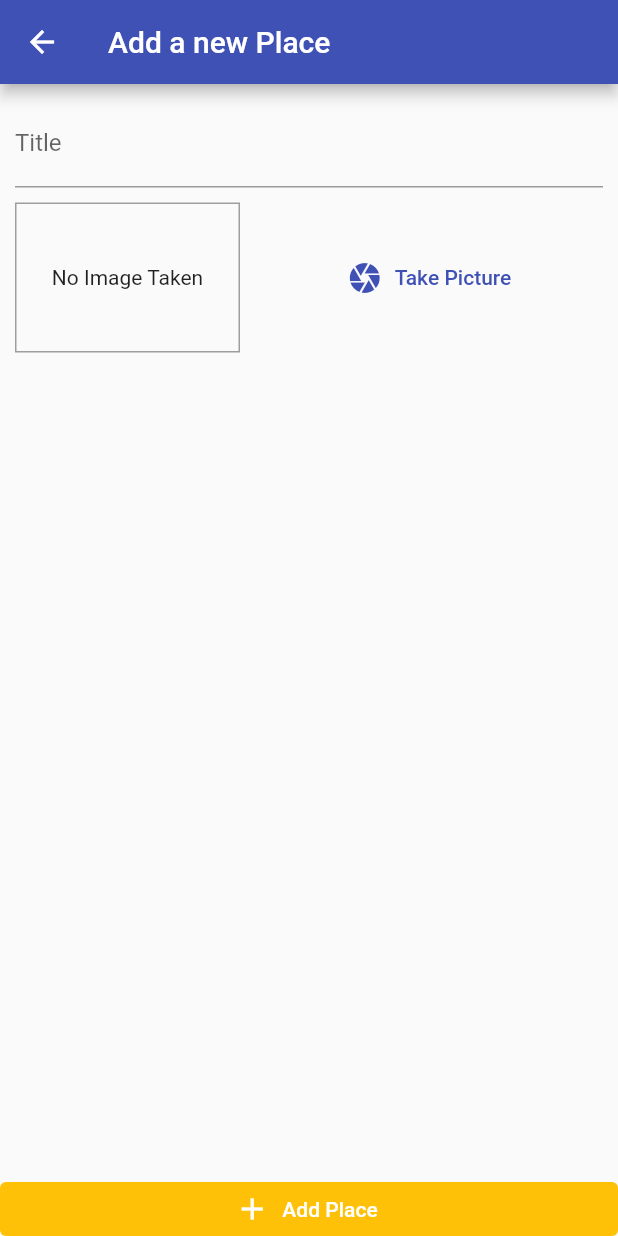
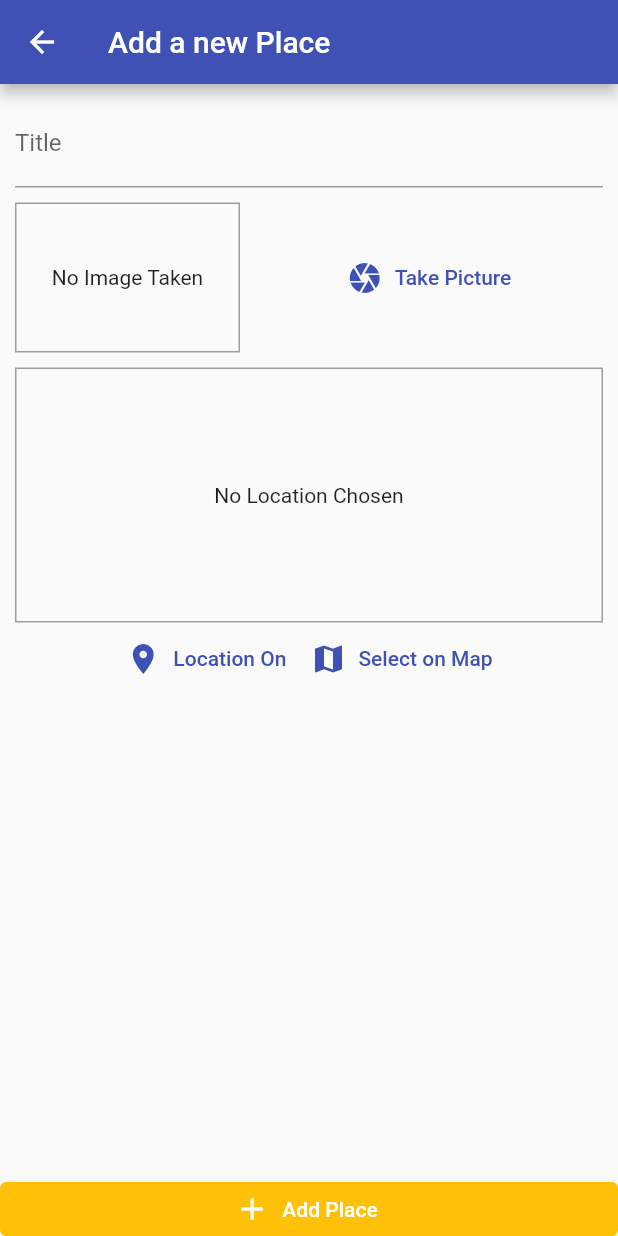
Before and after one commit to J-A-Christopher/Geo_Location-_app, a Flutter app: the screen it shows after launch, after a tap on the "add" icon, on a phone screen of 412 x 824 dp. Run offline on Flutter 3.47's test engine with Material 2 defaults, Android fonts, the phone set to English and light mode, and no system bars; our stand-ins replace flutter_dotenv, google_maps_flutter, image_picker, location, sqflite; accounts and stored records are empty.

Commit message:
Final Ammendments

```diff
--- /dev/null
+++ b/lib/helpers/db_helpers.dart
@@ -0,0 +1,25 @@
+import 'package:sqflite/sqflite.dart' as sql;
+import 'package:path/path.dart' as path;
+import 'package:sqflite/sqflite.dart';
+
+class DBHelper {
+  static Future<Database> database() async {
+    final dbPath = await sql.getDatabasesPath();
+    return sql.openDatabase(path.join(dbPath, 'places.db'),
+        onCreate: (db, version) => db.execute(
+            'CREATE TABLE user_places(id TEXT PRIMARY KEY, title TEXT, image TEXT, loc_lat REAL, loc_lng REAL, address TEXT)'),
+        version: 1);
+  }
+
+  static Future<void> insert(String table, Map<String, dynamic> data) async {
+    final db = await DBHelper.database();
+    db.insert(table, data, conflictAlgorithm: ConflictAlgorithm.replace);
+  }
+
+  static Future<List<Map<String, dynamic>>> getData(
+    String table,
+  ) async {
+    final db = await DBHelper.database();
+    return db.query(table);
+  }
+}
--- /dev/null
+++ b/lib/helpers/location_helper.dart
@@ -0,0 +1,21 @@
+import 'dart:convert';
+import 'package:http/http.dart' as http;
+import 'package:flutter_dotenv/flutter_dotenv.dart';
+
+var GOOGLE_API_KEY = dotenv.env['API_KEY'];
+
+//'AIzaSyDbHmVUaKmJ9x-CKFmW1twDJknGJ1IKG0I';
+
+class LocationHelper {
+  static String generateLocationPreviewImage(
+      {required double latitude, required double longitude}) {
+    return 'https://maps.googleapis.com/maps/api/staticmap?center=&$latitude, $longitude&zoom=16&size=600x300&key=$GOOGLE_API_KEY&markers=color:red%7Clabel:C%7C$latitude, $longitude';
+  }
+
+  static Future<String> getPlaceAddress(double lat, double lng) async {
+    final url = Uri.parse(
+        'https://maps.googleapis.com/maps/api/geocode/json?latlng=$lat,$lng&key=$GOOGLE_API_KEY');
+    final response = await http.get(url);
+    return json.decode(response.body)['results'][0]['formatted_address'];
+  }
+}
--- a/lib/main.dart
+++ b/lib/main.dart
@@ -3,8 +3,11 @@ import 'package:provider/provider.dart';
 import './providers/great_places.dart';
 import './screens/places_list.dart';
 import './screens/add_place_screen.dart';
+import './screens/place_detail_screen.dart';
+import 'package:flutter_dotenv/flutter_dotenv.dart';
 
-void main() {
+Future main() async {
+  await dotenv.load(fileName: "lib/.env");
   runApp(const MyApp());
 }
 
@@ -23,7 +26,10 @@ class MyApp extends StatelessWidget {
               .copyWith(secondary: Colors.amber),
         ),
         home: const PlacesListScreen(),
-        routes: {AddPlaceScreen.routename: (context) => const AddPlaceScreen()},
+        routes: {
+          AddPlaceScreen.routename: (context) => const AddPlaceScreen(),
+          PlaceDetailScreen.routName: (context) => const PlaceDetailScreen()
+        },
       ),
     );
   }
--- a/lib/models/place.dart
+++ b/lib/models/place.dart
@@ -4,14 +4,14 @@ class PlaceLocation {
   final double latitude;
   final double longitude;
   final String? address;
-  PlaceLocation(
+  const PlaceLocation(
       {this.address, required this.latitude, required this.longitude});
 }
 
 class Place {
   final String id;
   final String title;
-  final PlaceLocation location;
+  final PlaceLocation? location;
   final File image;
 
   Place(
--- a/lib/providers/great_places.dart
+++ b/lib/providers/great_places.dart
@@ -1,10 +1,60 @@
 import 'package:flutter/material.dart';
 import '../models/place.dart';
+import 'dart:io';
+import '../helpers/db_helpers.dart';
+import '../helpers/location_helper.dart';
 
 class GreatPlaces with ChangeNotifier {
-  final List<Place> _items = [];
+  List<Place> _items = [];
 
-  List<Place> get places {
+  List<Place> get items {
     return [..._items];
   }
+
+  Place findById(String id) {
+    return _items.firstWhere((place) => place.id == id);
+  }
+
+  Future<void> addPlace(String pickedTitle, File pickedImage,
+      PlaceLocation pickedLocation) async {
+    final address = await LocationHelper.getPlaceAddress(
+        pickedLocation.latitude, pickedLocation.longitude);
+    final updatedLocation = PlaceLocation(
+        latitude: pickedLocation.latitude,
+        longitude: pickedLocation.longitude,
+        address: address);
+    final newPlace = Place(
+        id: DateTime.now().toString(),
+        image: pickedImage,
+        location: updatedLocation,
+        title: pickedTitle);
+    _items.add(newPlace);
+    notifyListeners();
+
+    DBHelper.insert('user_places', {
+      'id': newPlace.id,
+      'title': newPlace.title,
+      'image': newPlace.image.path,
+      'loc_lat': newPlace.location!.latitude,
+      'loc_lng': newPlace.location!.longitude,
+      'address': newPlace.location!.address
+    });
+  }
+
+  Future<void> fetchAndSetPlaces() async {
+    final dataList = await DBHelper.getData(
+      'user_places',
+    );
+    _items = dataList
+        .map((item) => Place(
+            id: item['id'],
+            image: File(item['image']),
+            location: PlaceLocation(
+                latitude: item['loc_lat'],
+                longitude: item['loc_lng'],
+                address: item['address']),
+            title: item['title']))
+        .toList();
+    notifyListeners();
+  }
 }
--- a/lib/screens/add_place_screen.dart
+++ b/lib/screens/add_place_screen.dart
@@ -1,5 +1,10 @@
 import 'package:flutter/material.dart';
 import '../widgets/image_input.dart';
+import 'package:provider/provider.dart';
+import '../providers/great_places.dart';
+import '../widgets/location_input.dart';
+import 'dart:io';
+import '../models/place.dart';
 
 class AddPlaceScreen extends StatefulWidget {
   static const routename = '/add-place';
@@ -11,6 +16,28 @@ class AddPlaceScreen extends StatefulWidget {
 
 class _AddPlaceScreenState extends State<AddPlaceScreen> {
   final _titleController = TextEditingController();
+  File? _pickedImage;
+  PlaceLocation? _pickedLocation;
+
+  void _selectImage(File pickedImage) {
+    _pickedImage = pickedImage;
+  }
+
+  void _selectPlace(double lat, double lng) {
+    _pickedLocation = PlaceLocation(latitude: lat, longitude: lng);
+  }
+
+  void _savePlace() {
+    if (_titleController.text.isEmpty ||
+        _pickedImage == null ||
+        _pickedLocation == null) {
+      return;
+    }
+    Provider.of<GreatPlaces>(context, listen: false)
+        .addPlace(_titleController.text, _pickedImage!, _pickedLocation!);
+    Navigator.of(context).pop();
+  }
+
   @override
   Widget build(BuildContext context) {
     return Scaffold(
@@ -33,7 +60,11 @@ class _AddPlaceScreenState extends State<AddPlaceScreen> {
                   const SizedBox(
                     height: 10,
                   ),
-                  const ImageInput()
+                  ImageInput(_selectImage),
+                  const SizedBox(
+                    height: 10,
+                  ),
+                  LocationInput(_selectPlace)
                 ],
               ),
             ),
@@ -43,7 +74,7 @@ class _AddPlaceScreenState extends State<AddPlaceScreen> {
                 elevation: 0,
                 backgroundColor: Theme.of(context).colorScheme.secondary,
                 tapTargetSize: MaterialTapTargetSize.shrinkWrap),
-            onPressed: () {},
+            onPressed: _savePlace,
             icon: const Icon(Icons.add),
             label: const Text('Add Place'),
           )
--- a/lib/screens/places_list.dart
+++ b/lib/screens/places_list.dart
@@ -1,5 +1,8 @@
 import 'package:flutter/material.dart';
 import '../screens/add_place_screen.dart';
+import 'package:provider/provider.dart';
+import '../providers/great_places.dart';
+import '../screens/place_detail_screen.dart';
 
 class PlacesListScreen extends StatelessWidget {
   const PlacesListScreen({super.key});
@@ -17,9 +20,35 @@ class PlacesListScreen extends StatelessWidget {
                 icon: const Icon(Icons.add))
           ],
         ),
-      body: const Center(
-        child: CircularProgressIndicator(),
+        body: FutureBuilder(
+          future: Provider.of<GreatPlaces>(context, listen: false)
+              .fetchAndSetPlaces(),
+          builder: (context, snapshot) => snapshot.connectionState ==
+                  ConnectionState.waiting
+              ? const Center(child: CircularProgressIndicator())
+              : Consumer<GreatPlaces>(
+                  child: const Center(
+                      child: Text('Got no places yet start adding some!')),
+                  builder: (context, greatPlaces, ch) =>
+                      greatPlaces.items.isEmpty
+                          ? ch!
+                          : ListView.builder(
+                              itemBuilder: (context, index) => ListTile(
+                                leading: CircleAvatar(
+                                  backgroundImage:
+                                      FileImage(greatPlaces.items[index].image),
                                 ),
-    );
+                                title: Text(greatPlaces.items[index].title),
+                                subtitle: Text(
+                                    '${greatPlaces.items[index].location!.address}'),
+                                onTap: () {
+                                  Navigator.of(context).pushNamed(
+                                      PlaceDetailScreen.routName,
+                                      arguments: greatPlaces.items[index].id);
+                                },
+                              ),
+                              itemCount: greatPlaces.items.length,
+                            )),
+        ));
   }
 }
--- a/lib/widgets/image_input.dart
+++ b/lib/widgets/image_input.dart
@@ -5,7 +5,8 @@ import 'package:path/path.dart' as path;
 import 'package:path_provider/path_provider.dart' as syspaths;
 
 class ImageInput extends StatefulWidget {
-  const ImageInput({super.key});
+  final Function onselectImage;
+  const ImageInput(this.onselectImage, {super.key});
 
   @override
   State<ImageInput> createState() => _ImageInputState();
@@ -17,12 +18,16 @@ class _ImageInputState extends State<ImageInput> {
   Future<void> _takePicture() async {
     final imageFile = await ImagePicker.platform
         .pickImage(source: ImageSource.camera, maxWidth: 600);
+    if (imageFile == null) {
+      return;
+    }
     setState(() {
-      _storedImage = File(imageFile!.path);
+      _storedImage = File(imageFile.path);
     });
     final appDir = await syspaths.getApplicationDocumentsDirectory();
-    final fileName = path.basename(imageFile!.path);
+    final fileName = path.basename(imageFile.path);
     final savedImage = await _storedImage!.copy('${appDir.path}/$fileName');
+    widget.onselectImage(savedImage);
   }
 
   @override
--- /dev/null
+++ b/lib/widgets/location_input.dart
@@ -0,0 +1,89 @@
+import 'package:flutter/material.dart';
+import 'package:location/location.dart';
+import '../helpers/location_helper.dart';
+import '../screens/maps_screen.dart';
+import 'package:google_maps_flutter/google_maps_flutter.dart';
+
+class LocationInput extends StatefulWidget {
+  final Function onSelectPlace;
+  const LocationInput(this.onSelectPlace, {super.key});
+
+  @override
+  State<LocationInput> createState() => _LocationInputState();
+}
+
+class _LocationInputState extends State<LocationInput> {
+  String? _previewImageUrl;
+
+  void _showPreview(double lat, double lng) {
+    final staticMapImageUrl = LocationHelper.generateLocationPreviewImage(
+        latitude: lat, longitude: lng);
+    setState(() {
+      _previewImageUrl = staticMapImageUrl;
+    });
+  }
+
+  Future<void> _getCurrentUserLocation() async {
+    try {
+      final locData = await Location().getLocation();
+      _showPreview(locData.latitude!, locData.longitude!);
+
+      widget.onSelectPlace(locData.latitude, locData.longitude);
+    } catch (error) {
+      return;
+    }
+  }
+
+  Future<void> _selectOnMap() async {
+    final LatLng selectedLocation = await Navigator.push(
+        context,
+        MaterialPageRoute(
+            fullscreenDialog: true,
+            builder: (context) => const MapScreen(
+                  isSelecting: true,
+                )));
+    if (selectedLocation == null) {
+      return;
+    }
+    _showPreview(selectedLocation.latitude, selectedLocation.longitude);
+    widget.onSelectPlace(selectedLocation.latitude, selectedLocation.longitude);
+  }
+
+  @override
+  Widget build(BuildContext context) {
+    return Column(
+      children: [
+        Container(
+          decoration:
+              BoxDecoration(border: Border.all(width: 1, color: Colors.grey)),
+          alignment: Alignment.center,
+          height: 170,
+          width: double.infinity,
+          child: _previewImageUrl == null
+              ? const Text(
+                  'No Location Chosen',
+                  textAlign: TextAlign.center,
+                )
+              : Image.network(
+                  _previewImageUrl!,
+                  fit: BoxFit.cover,
+                  width: double.infinity,
+                ),
+        ),
+        Row(
+          mainAxisAlignment: MainAxisAlignment.center,
+          children: [
+            TextButton.icon(
+                onPressed: _getCurrentUserLocation,
+                icon: const Icon(Icons.location_on),
+                label: const Text('Location On')),
+            TextButton.icon(
+                onPressed: _selectOnMap,
+                icon: const Icon(Icons.map),
+                label: const Text('Select on Map'))
+          ],
+        )
+      ],
+    );
+  }
+}
```
Also changed, not shown: lib/screens/maps_screen.dart (added, +59 -0 lines), lib/screens/place_detail_screen.dart (+54 -0 lines), pubspec.yaml (+7 -2 lines), pubspec.lock, 4 other files. Lines whose indentation alone changed are shown as unchanged.
